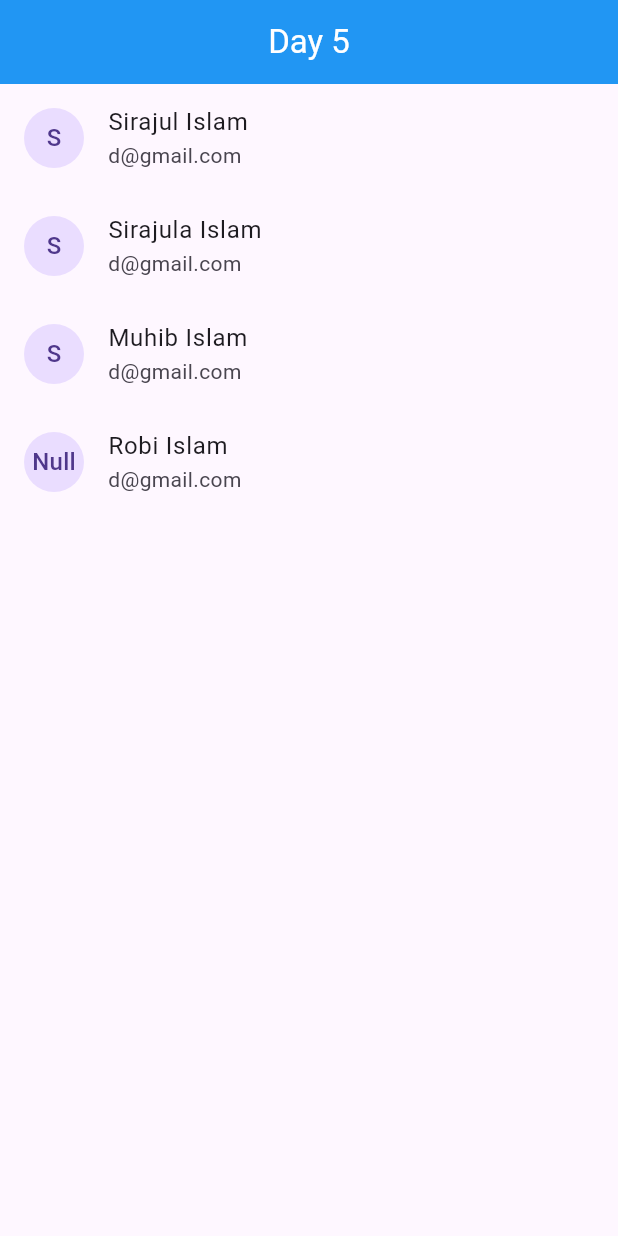
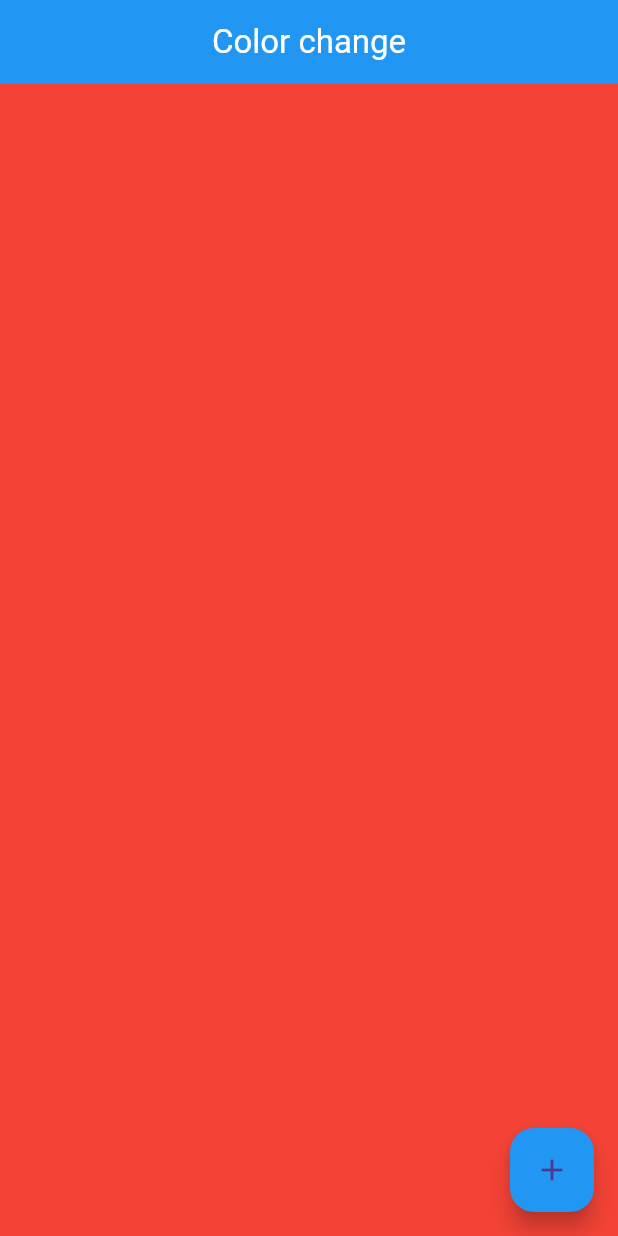
Before and after one commit to muhib95/text_field_prac, a Flutter app: the screen it shows after launch, on a phone screen of 412 x 824 dp. Run offline on Flutter 3.47's test engine with Material 3 defaults, Android fonts, the phone set to English and light mode, and no system bars.

Commit message:
color add

```diff
--- a/lib/main.dart
+++ b/lib/main.dart
@@ -1,5 +1,7 @@
 import 'package:flutter/material.dart';
+import 'package:wiget_prac/view/color.dart';
 import 'package:wiget_prac/view/day_five.dart';
+import 'package:wiget_prac/view/grid.dart';
 import 'package:wiget_prac/view/login_page.dart';
 
 void main(){
@@ -21,7 +23,7 @@ class MyApp extends StatelessWidget {
       themeMode: ThemeMode.light,
       title: 'This is title',
       color: Colors.red,
-      home: DayFive(),
+      home: ColorPage(),
     );
   }
 }
--- /dev/null
+++ b/lib/view/color.dart
@@ -0,0 +1,56 @@
+import 'package:flutter/material.dart';
+
+class ColorPage extends StatefulWidget {
+  const ColorPage({super.key});
+
+  @override
+  State<ColorPage> createState() => _ColorPageState();
+}
+
+class _ColorPageState extends State<ColorPage> {
+  int currentIndex=0;
+  @override
+  Widget build(BuildContext context) {
+    return Scaffold(
+      appBar: AppBar(
+        backgroundColor: Colors.blue,
+        title: Text(
+          'Color change',
+          style: TextStyle(color: Colors.white),
+        ),
+        centerTitle: true,
+      ),
+      floatingActionButton: FloatingActionButton(
+        onPressed: () {
+          setState(() {
+            if(currentIndex==3){
+              currentIndex=0;
+            }else{
+              currentIndex++;
+            }
+
+          });
+        },
+        child: Icon(Icons.add),
+        backgroundColor: Colors.blue,
+      ),
+      body: IndexedStack(
+        index: currentIndex,
+        children: [
+          Container(
+            color: Colors.red,
+          ),
+          Container(
+            color: Colors.blue,
+          ),
+          Container(
+            color: Colors.green,
+          ),
+          Container(
+            color: Colors.yellow,
+          ),
+        ],
+      ),
+    );
+  }
+}
--- a/lib/view/day_five.dart
+++ b/lib/view/day_five.dart
@@ -8,28 +8,29 @@ class DayFive extends StatefulWidget {
 }
 
 class _DayFiveState extends State<DayFive> {
-  List<Map> nameList=[
+  List<Map> nameList = [
     {
-      "name":"Sirajul Islam",
-      'email':"d@gmail.com",
-      'pp':'S',
+      "name": "Sirajul Islam",
+      'email': "d@gmail.com",
+      'pp': 'S',
+
     },
     {
-      "name":"Sirajula Islam",
-      'email':"d@gmail.com",
-      'pp':'S',
+      "name": "Sirajula Islam",
+      'email': "d@gmail.com",
+      'pp': 'S',
     },
     {
-      "name":"Muhib Islam",
-      'email':"d@gmail.com",
-      'pp':'S',
+      "name": "Muhib Islam",
+      'email': "d@gmail.com",
+      'pp': 'S',
     },
     {
-      "name":"Robi Islam",
-      'email':"d@gmail.com",
-
+      "name": "Robi Islam",
+      'email': "d@gmail.com",
     },
   ];
+
   @override
   Widget build(BuildContext context) {
     return Scaffold(
@@ -46,10 +47,11 @@ class _DayFiveState extends State<DayFive> {
           itemBuilder: (context, index) {
             return ListTile(
               leading: CircleAvatar(
-                child: Text(nameList[index]['pp']??'Null'),
+                child: Text(nameList[index]['pp'] ?? 'Null'),
               ),
               title: Text(nameList[index]['name']),
               subtitle: Text(nameList[index]['email']),
+              trailing: Icon(Icons.check_circle,color:Colors.blue,),
             );
           },
         ));
```
Also changed, not shown: lib/view/grid.dart (added, +60 -0 lines).
